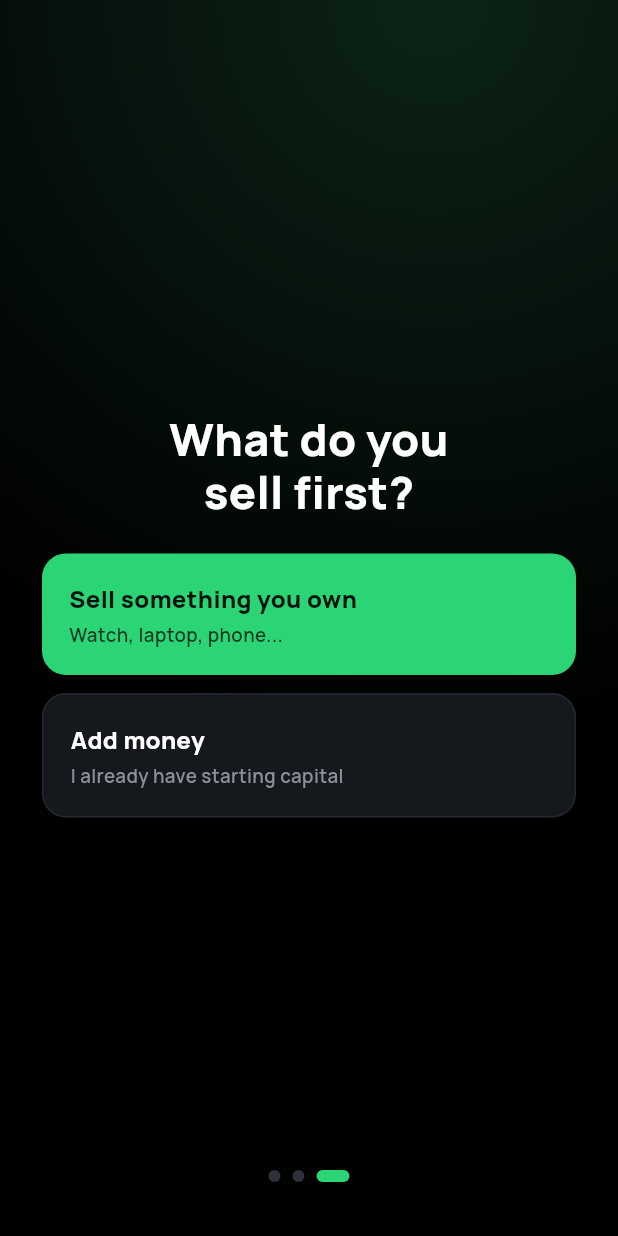
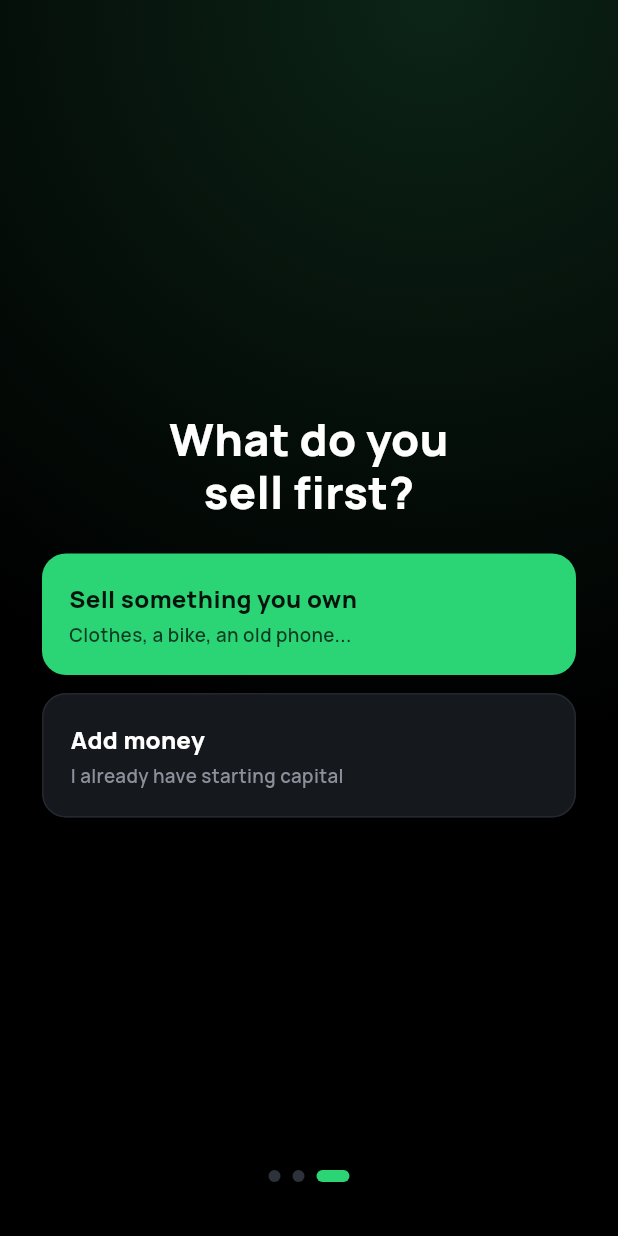
Before and after one commit to kriyarunner/million-ladder, a Flutter app: the screen it shows after launch, after a tap on "Next", after a tap on "Got it", on a phone screen of 412 x 824 dp. Run offline on Flutter 3.47's test engine with Material 3 defaults, Android fonts, the phone set to English and light mode, and no system bars; our stand-ins replace confetti, share_plus, shared_preferences.

Commit message:
fix(app): relaterbare onboarding-eksempler (toej, cykel, telefon) i stedet for dyre maerker
Co-authored-by: Cursor <cursoragent@cursor.com>

```diff
--- a/app/lib/i18n.dart
+++ b/app/lib/i18n.dart
@@ -137,7 +137,7 @@ class Tr {
   String get understood => en ? 'Got it' : 'Forstået';
   String get obTitle3 => en ? 'What do you\nsell first?' : 'Hvad sælger du\nførst?';
   String get obSellTitle => en ? 'Sell something you own' : 'Sælg en ting du ejer';
-  String get obSellSub => en ? 'Watch, laptop, phone...' : 'Garmin ur, MacBook, iPhone...';
+  String get obSellSub => en ? 'Clothes, a bike, an old phone...' : 'Tøj, en cykel, en gammel telefon...';
   String get obDepositTitle => en ? 'Add money' : 'Sæt penge ind';
   String get obDepositSub => en ? 'I already have starting capital' : 'Jeg har allerede startkapital';
 
@@ -203,7 +203,7 @@ class Tr {
       ? 'E.g. an old watch. The sale price becomes your starting capital.'
       : 'F.eks. et gammelt ur. Salgsprisen bliver din startkapital.';
   String get whatSelling => en ? 'What are you selling?' : 'Hvad sælger du?';
-  String get exampleItem => en ? 'E.g. Garmin watch' : 'F.eks. Garmin ur';
+  String get exampleItem => en ? 'E.g. a bike' : 'F.eks. en cykel';
   String get soldForLabel => en ? 'Sold for' : 'Solgt for (kr.)';
   String get logSale => en ? 'Log sale' : 'Registrér salg';
   String get enterSalePrice => en ? 'Enter a sale price' : 'Indtast en salgspris';
```
